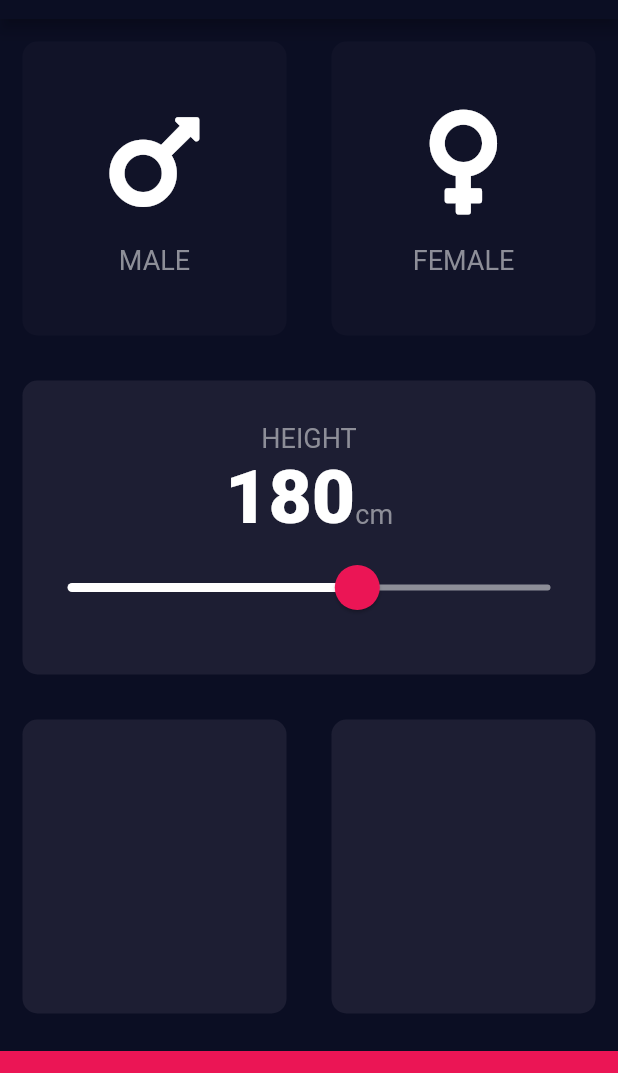
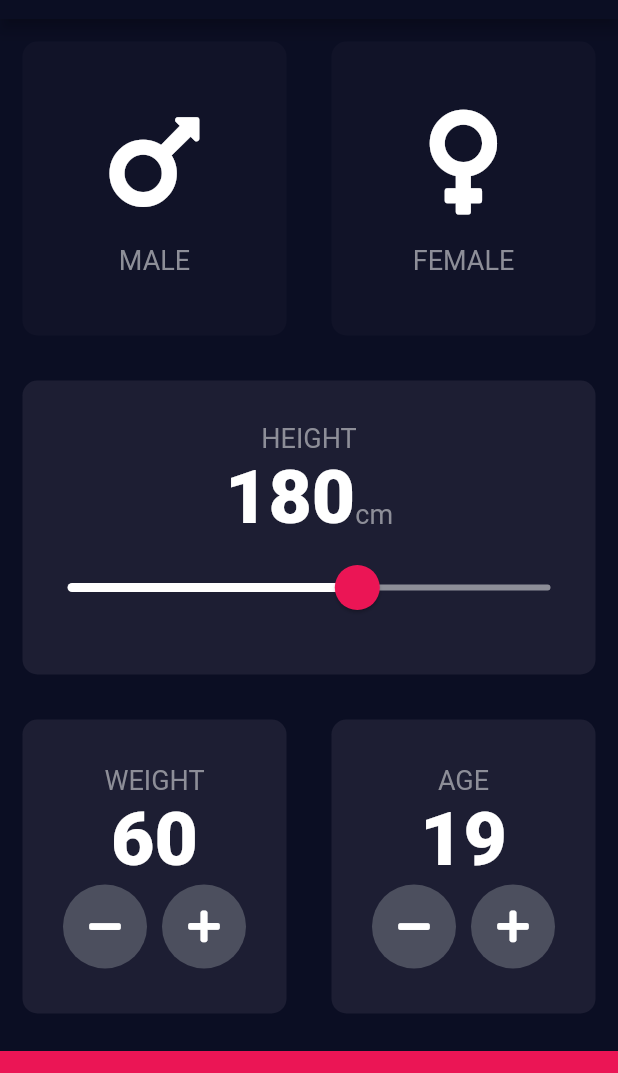
Before and after one commit to nsakenov/flutter-bmi-calculator, a Flutter app: the screen it shows after launch, on a phone screen of 412 x 824 dp, the part 65-1138 px from its top. Run offline on Flutter 3.47's test engine with Material 2 defaults, Android fonts, the phone set to English and light mode, and no system bars; our stand-ins replace font_awesome_flutter.

Commit message:
added weight and age widgets

```diff
--- a/lib/constants.dart
+++ b/lib/constants.dart
@@ -12,3 +12,4 @@ const Color kCardColor = Color(0xFF1D1E33);
 const Color kBottomContainerColor = Color(0xFFEB1555);
 const kActiveCardColor = Color(0xFF1D1E33);
 const kInactiveCardColor = Color(0xFF111328);
+const kFabBackgroundColor = Color(0xFF4C4F5E);
--- a/lib/input_page.dart
+++ b/lib/input_page.dart
@@ -15,6 +15,8 @@ class InputPage extends StatefulWidget {
 class _InputPageState extends State<InputPage> {
   Gender selectedGender;
   int height = 180;
+  int weight = 60;
+  int age = 19;
 
   @override
   Widget build(BuildContext context) {
@@ -115,10 +117,86 @@ class _InputPageState extends State<InputPage> {
               Expanded(
                 child: ReusableCard(
                   cardColor: kCardColor,
+                  cardChild: Column(
+                    mainAxisAlignment: MainAxisAlignment.center,
+                    children: [
+                      Text(
+                        'WEIGHT',
+                        style: kLabelTextStyle,
+                      ),
+                      Text(
+                        weight.toString(),
+                        style: kNumberTextStyle,
+                      ),
+                      Row(
+                        mainAxisAlignment: MainAxisAlignment.center,
+                        children: [
+                          RoundIconButton(
+                            icon: FontAwesomeIcons.minus,
+                            onPressed: () {
+                              setState(() {
+                                weight--;
+                              });
+                            },
+                          ),
+                          SizedBox(
+                            width: 10.0,
+                          ),
+                          RoundIconButton(
+                            icon: FontAwesomeIcons.plus,
+                            onPressed: () {
+                              setState(() {
+                                weight++;
+                              });
+                            },
+                          ),
+                        ],
+                      )
+                    ],
+                  ),
                 ),
               ),
               Expanded(
-                child: ReusableCard(cardColor: kCardColor),
+                child: ReusableCard(
+                  cardColor: kCardColor,
+                  cardChild: Column(
+                    mainAxisAlignment: MainAxisAlignment.center,
+                    children: [
+                      Text(
+                        'AGE',
+                        style: kLabelTextStyle,
+                      ),
+                      Text(
+                        age.toString(),
+                        style: kNumberTextStyle,
+                      ),
+                      Row(
+                        mainAxisAlignment: MainAxisAlignment.center,
+                        children: [
+                          RoundIconButton(
+                            icon: FontAwesomeIcons.minus,
+                            onPressed: () {
+                              setState(() {
+                                age--;
+                              });
+                            },
+                          ),
+                          SizedBox(
+                            width: 10.0,
+                          ),
+                          RoundIconButton(
+                            icon: FontAwesomeIcons.plus,
+                            onPressed: () {
+                              setState(() {
+                                age++;
+                              });
+                            },
+                          ),
+                        ],
+                      )
+                    ],
+                  ),
+                ),
               )
             ],
           ),
@@ -133,3 +211,24 @@ class _InputPageState extends State<InputPage> {
     );
   }
 }
+
+class RoundIconButton extends StatelessWidget {
+  RoundIconButton({@required this.icon, @required this.onPressed});
+  final IconData icon;
+  final Function onPressed;
+
+  @override
+  Widget build(BuildContext context) {
+    return RawMaterialButton(
+      shape: CircleBorder(),
+      fillColor: kFabBackgroundColor,
+      constraints: BoxConstraints.tightFor(
+        width: 56.0,
+        height: 56.0,
+      ),
+      elevation: 0,
+      onPressed: onPressed,
+      child: Icon(icon),
+    );
+  }
+}
```
